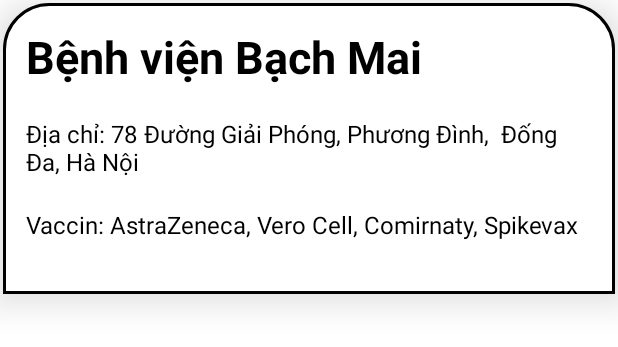
After one commit to maxdota/VaccineAssistant, an Android app: the layout bottom_description.xml on its own in the app's theme, with its tools: preview values and no code run, on a phone screen of 412 x 824 dp. The commit adds this screen. Shown: the top 347 px of the screen. Run offline under Robolectric (Android 15) with nearby library versions, the phone set to English and light mode, and no system bars.

Commit message:
bottom description

```diff
--- /dev/null
+++ b/app/src/main/res/drawable/ic_baseline_calendar_month_24.xml
@@ -0,0 +1,5 @@
+<vector android:height="24dp" android:tint="#585757"
+    android:viewportHeight="24" android:viewportWidth="24"
+    android:width="24dp" xmlns:android="http://schemas.android.com/apk/res/android">
+    <path android:fillColor="@android:color/white" android:pathData="M19,4h-1V2h-2v2H8V2H6v2H5C3.89,4 3.01,4.9 3.01,6L3,20c0,1.1 0.89,2 2,2h14c1.1,0 2,-0.9 2,-2V6C21,4.9 20.1,4 19,4zM19,20H5V10h14V20zM9,14H7v-2h2V14zM13,14h-2v-2h2V14zM17,14h-2v-2h2V14zM9,18H7v-2h2V18zM13,18h-2v-2h2V18zM17,18h-2v-2h2V18z"/>
+</vector>
--- a/app/src/main/res/drawable/each_item.xml
+++ b/app/src/main/res/drawable/ic_bottom_description.xml
@@ -1,6 +1,10 @@
 <?xml version="1.0" encoding="utf-8"?>
 <shape android:shape="rectangle"
     xmlns:android="http://schemas.android.com/apk/res/android">
-    <corners android:radius="30dp"/>
+    <corners
+        android:topLeftRadius="30dp"
+        android:topRightRadius="30dp"/>
     <solid android:color="@color/white"/>
+    <stroke android:color="@color/black" android:width="2dp"/>
+
 </shape>
--- /dev/null
+++ b/app/src/main/res/layout/bottom_description.xml
@@ -0,0 +1,42 @@
+<?xml version="1.0" encoding="utf-8"?>
+<LinearLayout xmlns:android="http://schemas.android.com/apk/res/android"
+    android:id="@+id/bottom_description"
+    android:layout_width="match_parent"
+    android:layout_height="wrap_content"
+    xmlns:app="http://schemas.android.com/apk/res-auto"
+    android:padding="15dp"
+    android:layout_margin="2dp"
+    android:orientation="vertical"
+    android:background="@drawable/ic_bottom_description"
+    app:layout_behavior="com.google.android.material.bottomsheet.BottomSheetBehavior"
+    app:behavior_hideable="true"
+    app:behavior_peekHeight="0dp"
+    android:elevation="16dp"
+    >
+    <TextView
+        android:id="@+id/des_name"
+        android:layout_width="match_parent"
+        android:layout_height="wrap_content"
+        android:textSize="30dp"
+        android:text="Bệnh viện Bạch Mai"
+        android:textStyle="bold"
+        android:textColor="@color/black"
+        android:layout_marginBottom="20dp"/>
+    <TextView
+
+        android:id="@+id/des_add"
+        android:layout_width="match_parent"
+        android:layout_height="wrap_content"
+        android:textSize="16dp"
+        android:layout_marginBottom="20dp"
+        android:textColor="@color/black"
+        android:text="Địa chỉ: 78 Đường Giải Phóng, Phương Đình,  Đống Đa, Hà Nội"/>
+    <TextView
+        android:id="@+id/des_injection"
+        android:layout_width="match_parent"
+        android:layout_height="wrap_content"
+        android:textSize="16dp"
+        android:layout_marginBottom="20dp"
+        android:textColor="@color/black"
+        android:text="Vaccin: AstraZeneca, Vero Cell, Comirnaty, Spikevax"/>
+</LinearLayout>
--- a/app/src/main/res/layout/view_bottom_nav.xml
+++ b/app/src/main/res/layout/view_bottom_nav.xml
@@ -62,4 +62,5 @@
             android:text="Bản Đồ"
             android:textColor="@color/bottom_inactive_text" />
     </LinearLayout>
+
 </RelativeLayout>
```
Also changed, not shown: app/src/main/res/layout/activity_list.xml (+4 -3 lines), app/src/main/res/layout/activity_main.xml (+12 -3 lines), app/src/main/res/layout/activity_plus.xml (+11 -0 lines), app/src/main/res/layout/id_user.xml (added, +33 -0 lines), app/src/main/res/drawable/injection_gray.png (added).
